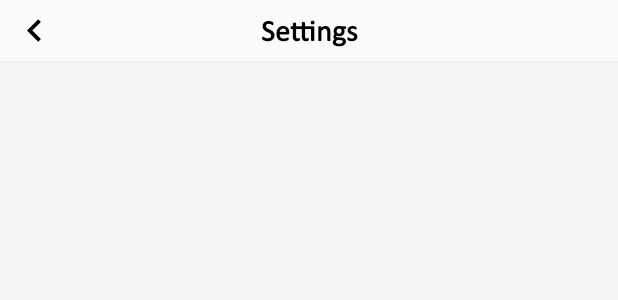
After one commit to mukulraw/selectioal, an Android app: the layout activity_my_tests.xml on its own in the app's theme, with its tools: preview values and no code run, on a phone screen of 412 x 824 dp. The commit adds this screen. Shown: the top 300 px of the screen. Run offline under Robolectric (Android 15) with nearby library versions, the phone set to English and light mode, and no system bars.

Commit message:
permission fixed

```diff
--- a/app/build.gradle
+++ b/app/build.gradle
@@ -6,8 +6,8 @@ android {
         applicationId "com.selectial.selectial"
         minSdkVersion 19
         targetSdkVersion 28
-        versionCode 1
-        versionName "1.0"
+        versionCode 2
+        versionName "1.1"
         testInstrumentationRunner "android.support.test.runner.AndroidJUnitRunner"
     }
     buildTypes {
@@ -44,4 +44,5 @@ dependencies {
     implementation 'com.squareup.okhttp3:okhttp:3.4.1'
     implementation 'com.squareup.retrofit2:converter-scalars:2.1.0'
     implementation 'com.nostra13.universalimageloader:universal-image-loader:1.9.5'
+    implementation 'com.mindorks.android:prdownloader:0.5.0'
 }
--- a/app/src/main/java/com/selectial/selectial/bean.java
+++ b/app/src/main/java/com/selectial/selectial/bean.java
@@ -4,6 +4,7 @@ import android.app.Application;
 import android.content.Context;
 import android.util.Log;
 
+import com.downloader.PRDownloader;
 import com.nostra13.universalimageloader.core.ImageLoader;
 import com.nostra13.universalimageloader.core.ImageLoaderConfiguration;
 
@@ -14,6 +15,8 @@ public class bean extends Application {
     @Override
     public void onCreate() {
         super.onCreate();
+
+        PRDownloader.initialize(getApplicationContext());
 
         FontsOverride.setDefaultFont(this, "MONOSPACE", "calibri.ttf");
 
--- /dev/null
+++ b/app/src/main/res/layout/activity_my_tests.xml
@@ -0,0 +1,86 @@
+<?xml version="1.0" encoding="utf-8"?>
+<android.support.constraint.ConstraintLayout xmlns:android="http://schemas.android.com/apk/res/android"
+    xmlns:app="http://schemas.android.com/apk/res-auto"
+    xmlns:tools="http://schemas.android.com/tools"
+    android:layout_width="match_parent"
+    android:layout_height="match_parent"
+    tools:context=".MyTests">
+
+    <TextView
+        android:id="@+id/textView27"
+        android:layout_width="wrap_content"
+        android:layout_height="wrap_content"
+        android:layout_marginStart="8dp"
+        android:layout_marginTop="8dp"
+        android:layout_marginEnd="8dp"
+        android:text="Settings"
+        android:textColor="#000000"
+        android:textSize="20sp"
+        android:textStyle="bold"
+        android:typeface="monospace"
+        app:layout_constraintEnd_toEndOf="parent"
+        app:layout_constraintStart_toStartOf="parent"
+        app:layout_constraintTop_toTopOf="parent" />
+
+    <ImageView
+        android:id="@+id/imageView5"
+        android:layout_width="0dp"
+        android:layout_height="0dp"
+        app:layout_constraintBottom_toBottomOf="parent"
+        app:layout_constraintEnd_toEndOf="parent"
+        app:layout_constraintHorizontal_bias="0.0"
+        app:layout_constraintStart_toStartOf="parent"
+        app:layout_constraintTop_toBottomOf="@+id/textView28"
+        app:layout_constraintVertical_bias="1.0"
+        app:srcCompat="@color/grey" />
+
+    <ImageView
+        android:id="@+id/imageButton4"
+        android:layout_width="wrap_content"
+        android:layout_height="wrap_content"
+        android:layout_marginStart="8dp"
+        app:layout_constraintBottom_toBottomOf="@+id/textView27"
+        app:layout_constraintStart_toStartOf="parent"
+        app:layout_constraintTop_toTopOf="@+id/textView27"
+        android:background="@drawable/ic_chevron_left_black_24dp" />
+
+
+    <TextView
+        android:id="@+id/textView28"
+        android:layout_width="0dp"
+        android:layout_height="1dp"
+        android:layout_marginTop="8dp"
+        android:background="#f2f2f2"
+        app:layout_constraintEnd_toEndOf="parent"
+        app:layout_constraintStart_toStartOf="parent"
+        app:layout_constraintTop_toBottomOf="@+id/textView27" />
+
+    <android.support.v7.widget.RecyclerView
+        android:layout_width="0dp"
+        android:layout_height="0dp"
+        android:id="@+id/grid"
+        android:layout_marginBottom="8dp"
+        app:layout_constraintBottom_toBottomOf="parent"
+        app:layout_constraintEnd_toEndOf="parent"
+        app:layout_constraintStart_toStartOf="parent"
+        app:layout_constraintTop_toBottomOf="@+id/textView28" >
+
+    </android.support.v7.widget.RecyclerView>
+
+    <ProgressBar
+        android:id="@+id/progressBar7"
+        style="?android:attr/progressBarStyle"
+        android:layout_width="wrap_content"
+        android:layout_height="wrap_content"
+        android:layout_marginStart="8dp"
+        android:layout_marginTop="8dp"
+        android:visibility="gone"
+        android:layout_marginEnd="8dp"
+        android:layout_marginBottom="8dp"
+        app:layout_constraintBottom_toBottomOf="parent"
+        app:layout_constraintEnd_toEndOf="parent"
+        app:layout_constraintStart_toStartOf="parent"
+        app:layout_constraintTop_toTopOf="parent" />
+
+
+</android.support.constraint.ConstraintLayout>
--- a/app/src/main/res/layout/drawer_menu.xml
+++ b/app/src/main/res/layout/drawer_menu.xml
@@ -171,6 +171,7 @@
                 android:layout_gravity="center_horizontal"
                 android:layout_marginBottom="10dp"
                 android:gravity="center"
+                android:id="@+id/version"
                 android:text="Version 1.0"
                 android:textColor="#ffffff"
                 android:typeface="monospace" />
--- a/app/src/main/res/layout/home_layout.xml
+++ b/app/src/main/res/layout/home_layout.xml
@@ -34,6 +34,7 @@
             android:layout_height="wrap_content"
             android:layout_marginStart="8dp"
             android:layout_marginTop="8dp"
+            android:visibility="gone"
             android:layout_marginEnd="8dp"
             app:cardCornerRadius="5dp"
             app:cardUseCompatPadding="true"
@@ -51,6 +52,7 @@
             android:layout_height="wrap_content"
             android:layout_marginStart="8dp"
             android:layout_marginTop="8dp"
+            android:visibility="gone"
             android:layout_marginEnd="8dp"
             app:cardCornerRadius="5dp"
             app:cardUseCompatPadding="true"
```
Also changed, not shown: app/src/main/AndroidManifest.xml (+4 -3 lines), app/src/main/java/com/selectial/selectial/Home.java (+13 -4 lines), app/src/main/java/com/selectial/selectial/MainActivity.java (+20 -0 lines), app/src/main/java/com/selectial/selectial/MyTest.java (+77 -30 lines), app/src/main/java/com/selectial/selectial/MyTests.java (added, +247 -0 lines), app/src/main/java/com/selectial/selectial/testListPOJO/Datum.java (added, +117 -0 lines), app/src/main/java/com/selectial/selectial/testListPOJO/testListBean.java (added, +42 -0 lines), app/src/main/java/com/selectial/selectial/webservices/ServiceInterface.java (+8 -0 lines), app/src/main/res/layout/test_list_model.xml (+32 -56 lines).
